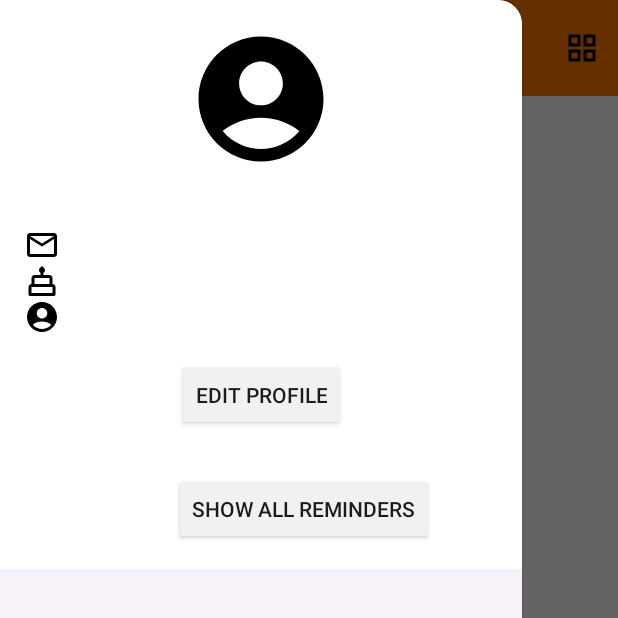
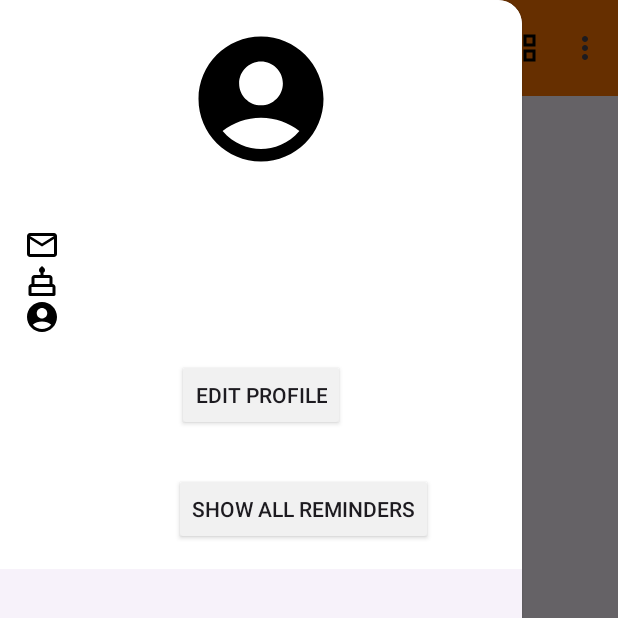
Before and after one commit to tuananh0405-collab/Movies-App, an Android app: the screen it shows after launch (MainActivity), with the side drawer open, on a phone screen of 412 x 824 dp, the top half of it. Run offline under Robolectric (Android 15) with nearby library versions, the phone set to English and light mode, and no system bars; our stand-ins replace Dagger/Hilt's generated code, Firebase (no records; nobody signed in at launch, a user with empty details on screens opened directly), Picasso, Room's generated code, RxJava and 3 more; pictures from the network do not load; 3 statements that could not run were skipped.

Commit message:
sync settings with options menu

```diff
--- a/app/src/main/res/menu/menu_list.xml
+++ b/app/src/main/res/menu/menu_list.xml
@@ -5,4 +5,23 @@
         android:icon="@drawable/ic_grid"
         android:title="Switch View"
         app:showAsAction="always" />
+
+    <item
+        android:id="@+id/popularMovies"
+        android:title="Popular Movies"
+        app:showAsAction="never" />
+    <item
+        android:id="@+id/topRatedMovies"
+        android:title="Top Rated Movies"
+        app:showAsAction="never" />
+
+    <item
+        android:id="@+id/upcomingMovies"
+        android:title="Upcoming Movies"
+        app:showAsAction="never" />
+
+    <item
+        android:id="@+id/nowPlayingMovies"
+        android:title="Now Playing Movies"
+        app:showAsAction="never" />
 </menu>
```
Also changed, not shown: app/src/main/java/com/example/anhvt86_3/presentation/fragments/ListFragment.java (+31 -1 lines).
